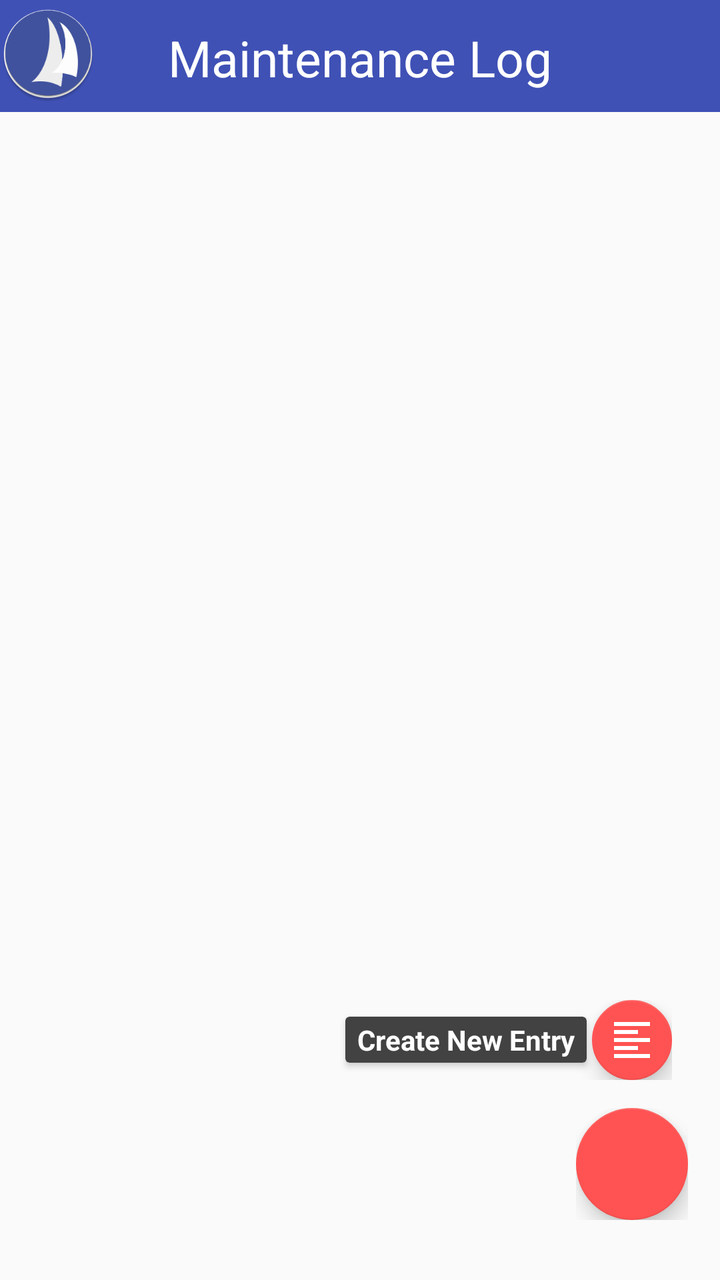
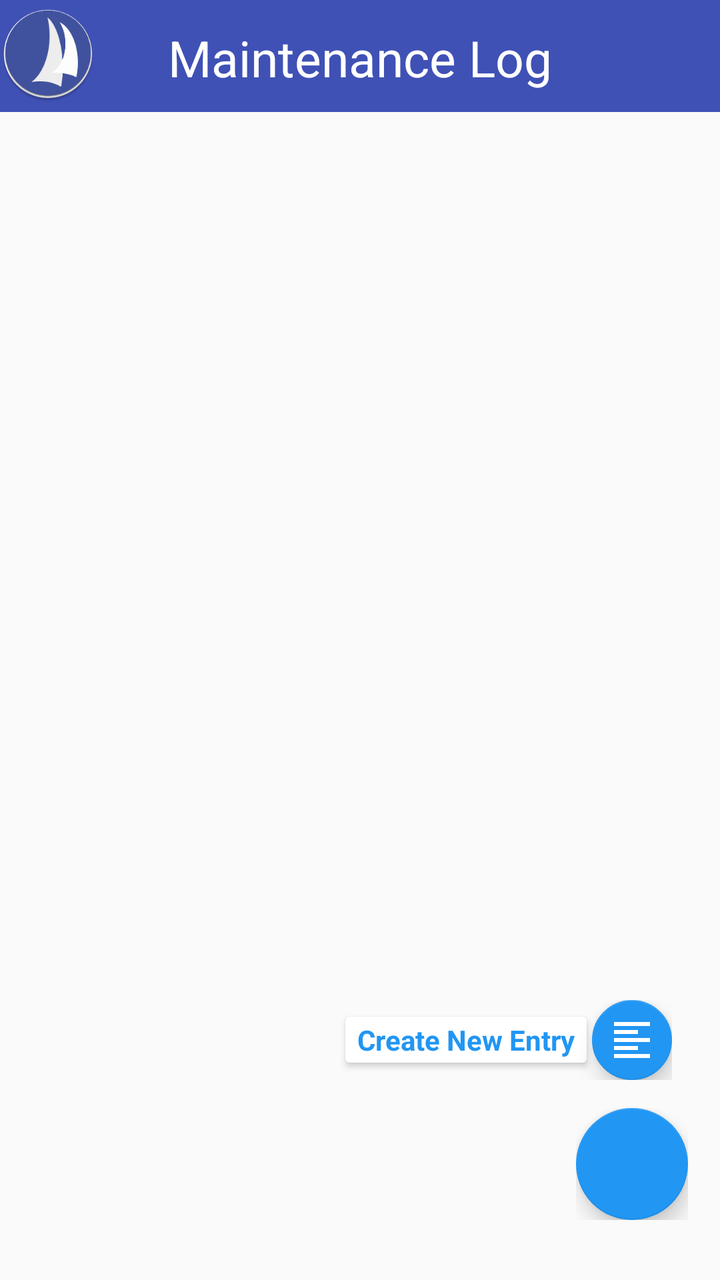

The first picture is an Android layout as it rendered before a commit; the second is the same layout after the commit. The layout source and the unified diff follow.
<!-- AndroidManifest.xml: application theme Base.Theme.Toolbar -->
<!-- res/layout/activity_main_manlog.xml -->
<RelativeLayout xmlns:android="http://schemas.android.com/apk/res/android"
    xmlns:tools="http://schemas.android.com/tools"
    xmlns:app="http://schemas.android.com/apk/res-auto"
    android:layout_width="match_parent"
    android:layout_height="match_parent"
    tools:context=".MainActivityManLog"
    android:orientation="vertical"
    android:id="@+id/MRL1">

    <android.support.v7.widget.Toolbar
        android:id="@+id/toolbar"
        android:layout_width="match_parent"
        android:layout_height="56dp"
        android:minHeight="?attr/actionBarSize"
        android:background="?attr/colorPrimary"
        app:popupTheme="@style/ThemeOverlay.AppCompat.Light"
        android:theme="@style/Base.Theme.Test" />

    <ImageView
        android:id="@+id/imageView1"
        android:layout_width="wrap_content"
        android:layout_height="wrap_content"
        android:src="@mipmap/ic_launcher"
        android:layout_marginTop="3dp"
        android:layout_alignParentTop="true"
        android:layout_alignParentStart="true" />

    <TextView
        android:layout_width="wrap_content"
        android:layout_height="wrap_content"
        android:text="Maintenance Log"
        android:textSize="25sp"
        android:textColor="@color/white"
        android:id="@+id/titleTextView"
        android:layout_alignParentTop="true"
        android:layout_centerHorizontal="true"
        android:padding="12dp"
        android:layout_marginBottom="@dimen/activity_vertical_margin" />

    <ListView
        android:id="@+id/listViewManLog"
        android:layout_width="match_parent"
        android:layout_height="wrap_content"
        android:layout_centerHorizontal="true"
        android:padding="12dp"
        android:layout_below="@+id/toolbar">

    </ListView>


    <include layout="@layout/layout_fab_manlog" />

</RelativeLayout>
<!-- res/layout/layout_fab_manlog.xml (included above) -->
<?xml version="1.0" encoding="utf-8"?>
<FrameLayout xmlns:android="http://schemas.android.com/apk/res/android"
    xmlns:app="http://schemas.android.com/apk/res-auto"
    android:id="@+id/fabFrame"
    android:layout_width="match_parent"
    android:layout_height="match_parent"
    android:layout_marginTop="?attr/actionBarSize"
    android:paddingLeft="@dimen/activity_horizontal_margin"
    android:paddingRight="@dimen/activity_horizontal_margin"
    android:paddingTop="@dimen/activity_vertical_margin"
    android:orientation="vertical">

    <LinearLayout
        android:id="@+id/layoutFabAddNew"
        android:layout_width="wrap_content"
        android:layout_height="wrap_content"
        android:gravity="center_vertical"
        android:layout_gravity="bottom|end"
        android:layout_marginRight="8dp"
        android:layout_marginBottom="100dp"
        android:layout_marginEnd="8dp"
        android:orientation="horizontal">

        <android.support.v7.widget.CardView
            android:layout_width="wrap_content"
            android:layout_height="wrap_content"
            android:backgroundTint="@color/card_background"
            app:cardCornerRadius="@dimen/cardCornerRadius"
            app:cardElevation="@dimen/cardElevation"
            app:cardUseCompatPadding="true">

            <TextView
                android:id="@+id/addNewTV"
                android:layout_width="wrap_content"
                android:layout_height="wrap_content"
                android:text="@string/FabNewManLog"
                android:textColor="@color/fab_card_text"
                android:textAppearance="?android:attr/textAppearanceSmall"
                android:textStyle="bold"
                android:paddingRight="@dimen/cardview_horizontal_padding"
                android:paddingLeft="@dimen/cardview_horizontal_padding"
                android:paddingBottom="@dimen/cardview_vertical_padding"
                android:paddingTop="@dimen/cardview_vertical_padding" />
        </android.support.v7.widget.CardView>

        <android.support.design.widget.FloatingActionButton
            android:id="@+id/fabAddNew"
            android:layout_width="wrap_content"
            android:layout_height="wrap_content"
            android:src="@drawable/ic_format_align_left_white"
            app:backgroundTint="@color/fab"
            app:fabSize="mini" />

    </LinearLayout>


    <LinearLayout
        android:id="@+id/layoutFabManLog"
        android:layout_width="wrap_content"
        android:layout_height="wrap_content"
        android:gravity="center_vertical"
        android:layout_gravity="bottom|end"
        android:layout_marginBottom="30dp"
        android:orientation="horizontal">

        <android.support.design.widget.FloatingActionButton
            android:id="@+id/fabManLog"
            android:layout_width="wrap_content"
            android:layout_height="wrap_content"
            android:layout_gravity="bottom|end"
            app:backgroundTint="@color/fab"
            app:fabSize="normal" />

    </LinearLayout>
</FrameLayout>
<!-- resources referenced by this layout -->
<resources>
  <color name="card_background">@color/grey800</color>
  <color name="fab">@color/night_text</color>
  <color name="fab_card_text">@color/white</color>
  <color name="white">#ffffff</color>
  <dimen name="activity_horizontal_margin">16dp</dimen>
  <dimen name="activity_vertical_margin">16dp</dimen>
  <dimen name="cardCornerRadius">2dp</dimen>
  <dimen name="cardElevation">2dp</dimen>
  <dimen name="cardview_horizontal_padding">6dp</dimen>
  <dimen name="cardview_vertical_padding">2dp</dimen>
  <!-- drawable ic_format_align_left_white: png bitmap (drawable-hdpi, 101 bytes) -->
  <!-- mipmap ic_launcher: png bitmap (mipmap-hdpi, 5911 bytes) -->
  <string name="FabNewManLog">Create New Entry</string>
  <style name="Base.Theme.Test" parent="Theme.AppCompat.Light.NoActionBar">
          <item name="colorPrimary">@color/primary</item>
          <item name="colorPrimaryDark">@color/primary_dark</item>
          <item name="colorAccent">@color/night_text</item>
          <item name="android:textColorPrimary">@color/white</item>
          <item name="android:homeAsUpIndicator">@drawable/ic_action_menu</item>
      </style>
  <style name="Base.Theme.Toolbar" parent="Theme.AppCompat.Light.NoActionBar">
          <item name="colorPrimary">@color/primary</item>
          <item name="colorPrimaryDark">@color/primary_dark</item>
          <item name="colorAccent">@color/night_text</item>
          <item name="mcab_contentinset_start">60dp</item>
      </style>
  <color name="grey800">#424242</color>
  <color name="night_text">@color/accent</color>
  <color name="primary">#ff3F51B5</color>
  <color name="primary_dark">#ff303F9F</color>
  <!-- drawable ic_action_menu (drawable) -->
  <?xml version="1.0" encoding="utf-8"?>
  <vector xmlns:android="http://schemas.android.com/apk/res/android"
      android:width="24dp"
      android:height="24dp"
      android:viewportWidth="24"
      android:viewportHeight="24">
  
      <path
          android:pathData="M0 0h24v24H0z" />
      <path
          android:fillColor="#ffffff"
          android:pathData="M3 18h18v-2H3v2zm0-5h18v-2H3v2zm0-7v2h18V6H3z" />
  </vector>
  <color name="accent">#ffFF5252</color>
</resources>

<!-- the commit's change to res/layout/activity_main_manlog.xml (unified diff, before → after) -->
@@ -1,13 +1,26 @@
-<RelativeLayout xmlns:android="http://schemas.android.com/apk/res/android"
+<?xml version="1.0" encoding="utf-8"?>
+<androidx.drawerlayout.widget.DrawerLayout xmlns:android="http://schemas.android.com/apk/res/android"
+    xmlns:app="http://schemas.android.com/apk/res-auto"
     xmlns:tools="http://schemas.android.com/tools"
-    xmlns:app="http://schemas.android.com/apk/res-auto"
+    android:id="@+id/drawer_layout"
+    android:layout_height="match_parent"
     android:layout_width="match_parent"
-    android:layout_height="match_parent"
-    tools:context=".MainActivityManLog"
-    android:orientation="vertical"
-    android:id="@+id/MRL1">
+    android:fitsSystemWindows="true">
 
-    <android.support.v7.widget.Toolbar
+    <LinearLayout
+        android:layout_width="match_parent"
+        android:layout_height="match_parent"
+        android:orientation="vertical">
+
+
+        <RelativeLayout
+            android:layout_width="match_parent"
+            android:layout_height="match_parent"
+            tools:context=".MainActivityManLog"
+            android:orientation="vertical"
+            android:id="@+id/MRL1">
+
+    <androidx.appcompat.widget.Toolbar
         android:id="@+id/toolbar"
         android:layout_width="match_parent"
         android:layout_height="56dp"
@@ -50,7 +63,20 @@
 
     <include layout="@layout/layout_fab_manlog" />
 
-</RelativeLayout>
+        </RelativeLayout>
+    </LinearLayout>
+
+    <com.google.android.material.navigation.NavigationView
+        android:id="@+id/nav_view"
+        android:layout_height="match_parent"
+        android:layout_width="wrap_content"
+        android:layout_gravity="start"
+        android:fitsSystemWindows="true"
+        app:headerLayout="@layout/nav_header"
+        app:menu="@menu/drawer_create_entries"
+        app:theme="@style/NavigationViewTheme" />
+
+</androidx.drawerlayout.widget.DrawerLayout>
 <!-- res/layout/layout_fab_manlog.xml (included above) -->
 <?xml version="1.0" encoding="utf-8"?>
 <FrameLayout xmlns:android="http://schemas.android.com/apk/res/android"
@@ -75,10 +101,10 @@
         android:layout_marginEnd="8dp"
         android:orientation="horizontal">
 
-        <android.support.v7.widget.CardView
+        <androidx.cardview.widget.CardView
             android:layout_width="wrap_content"
             android:layout_height="wrap_content"
-            android:backgroundTint="@color/card_background"
+            android:backgroundTint="@color/background"
             app:cardCornerRadius="@dimen/cardCornerRadius"
             app:cardElevation="@dimen/cardElevation"
             app:cardUseCompatPadding="true">
@@ -87,17 +113,17 @@
                 android:id="@+id/addNewTV"
                 android:layout_width="wrap_content"
                 android:layout_height="wrap_content"
+                android:paddingLeft="@dimen/cardview_horizontal_padding"
+                android:paddingTop="@dimen/cardview_vertical_padding"
+                android:paddingRight="@dimen/cardview_horizontal_padding"
+                android:paddingBottom="@dimen/cardview_vertical_padding"
                 android:text="@string/FabNewManLog"
+                android:textAppearance="?android:attr/textAppearanceSmall"
                 android:textColor="@color/fab_card_text"
-                android:textAppearance="?android:attr/textAppearanceSmall"
-                android:textStyle="bold"
-                android:paddingRight="@dimen/cardview_horizontal_padding"
-                android:paddingLeft="@dimen/cardview_horizontal_padding"
-                android:paddingBottom="@dimen/cardview_vertical_padding"
-                android:paddingTop="@dimen/cardview_vertical_padding" />
-        </android.support.v7.widget.CardView>
+                android:textStyle="bold" />
+        </androidx.cardview.widget.CardView>
 
-        <android.support.design.widget.FloatingActionButton
+        <com.google.android.material.floatingactionbutton.FloatingActionButton
             android:id="@+id/fabAddNew"
             android:layout_width="wrap_content"
             android:layout_height="wrap_content"
@@ -117,7 +143,7 @@
         android:layout_marginBottom="30dp"
         android:orientation="horizontal">
 
-        <android.support.design.widget.FloatingActionButton
+        <com.google.android.material.floatingactionbutton.FloatingActionButton
             android:id="@+id/fabManLog"
             android:layout_width="wrap_content"
             android:layout_height="wrap_content"
@@ -127,3 +153,34 @@
 
     </LinearLayout>
 </FrameLayout>
+<!-- res/layout/nav_header.xml (included above) -->
+<?xml version="1.0" encoding="utf-8"?>
+<LinearLayout xmlns:android="http://schemas.android.com/apk/res/android"
+    android:layout_width="match_parent"
+    android:layout_height="192dp"
+    android:id="@+id/layout11"
+    android:background="@color/primary"
+    android:padding="16dp"
+    android:theme="@style/ThemeOverlay.AppCompat.Dark"
+    android:orientation="vertical"
+    android:gravity="bottom">
+
+    <ImageView
+        android:layout_width="100dp"
+        android:layout_height="100dp"
+        android:id="@+id/imVie_AppLogo"
+        android:src="@mipmap/ic_launcher"
+        android:layout_marginBottom="12dp"
+        android:layout_gravity="center_horizontal" />
+
+
+    <TextView
+        android:layout_width="wrap_content"
+        android:layout_height="wrap_content"
+        android:text="@string/BoatLog"
+        android:layout_gravity="center_horizontal"
+        style="@style/TextAppearance.AppCompat.Subhead" />
+
+
+
+</LinearLayout>
<!-- resource entries referenced after the edit -->
@@ -1,8 +1,8 @@
 <!-- resources referenced by this layout -->
 <resources>
-  <color name="card_background">@color/grey800</color>
+  <color name="background">#ffffffff</color>
   <color name="fab">@color/night_text</color>
-  <color name="fab_card_text">@color/white</color>
+  <color name="fab_card_text">@color/accent</color>
   <color name="white">#ffffff</color>
   <dimen name="activity_horizontal_margin">16dp</dimen>
   <dimen name="activity_vertical_margin">16dp</dimen>
@@ -12,6 +12,7 @@
   <dimen name="cardview_vertical_padding">2dp</dimen>
   <!-- drawable ic_format_align_left_white: png bitmap (drawable-hdpi, 101 bytes) -->
   <!-- mipmap ic_launcher: png bitmap (mipmap-hdpi, 5911 bytes) -->
+  <string name="BoatLog">BoatLog</string>
   <string name="FabNewManLog">Create New Entry</string>
   <style name="Base.Theme.Test" parent="Theme.AppCompat.Light.NoActionBar">
           <item name="colorPrimary">@color/primary</item>
@@ -20,13 +21,15 @@
           <item name="android:textColorPrimary">@color/white</item>
           <item name="android:homeAsUpIndicator">@drawable/ic_action_menu</item>
       </style>
+  <style name="NavigationViewTheme" parent="AppTheme">
+          <item name="textAppearanceListItem">@style/TextAppearance.AppCompat.Body2</item>
+      </style>
+      ThemeOverlay_Material_Dialog_Alert
   <style name="Base.Theme.Toolbar" parent="Theme.AppCompat.Light.NoActionBar">
           <item name="colorPrimary">@color/primary</item>
           <item name="colorPrimaryDark">@color/primary_dark</item>
           <item name="colorAccent">@color/night_text</item>
-          <item name="mcab_contentinset_start">60dp</item>
       </style>
-  <color name="grey800">#424242</color>
   <color name="night_text">@color/accent</color>
   <color name="primary">#ff3F51B5</color>
   <color name="primary_dark">#ff303F9F</color>
@@ -44,6 +47,11 @@
           android:fillColor="#ffffff"
           android:pathData="M3 18h18v-2H3v2zm0-5h18v-2H3v2zm0-7v2h18V6H3z" />
   </vector>
-  <color name="accent">#ffFF5252</color>
+  <style name="AppTheme" parent="android:Theme.Material.Light">
+          <item name="android:colorPrimary">@color/primary</item>
+          <item name="android:colorPrimaryDark">@color/primary_dark</item>
+          <item name="android:colorAccent">@color/night_text</item>
+      </style>
+  <color name="accent">#2196F3</color>
 </resources>
 
